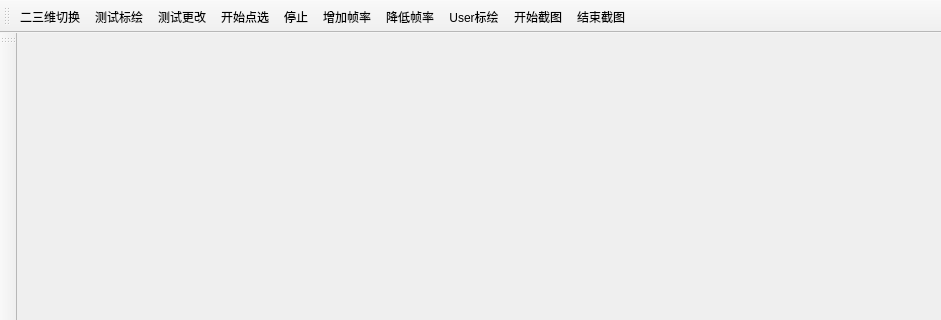
This is LoadMap/mainwindow.ui in MJYCo-Ltd/Map as Qt 5 draws it before an edit; both pictures show x 0 to 941 and y 0 to 320 of the 941 by 462 pixel window. The edited form follows.
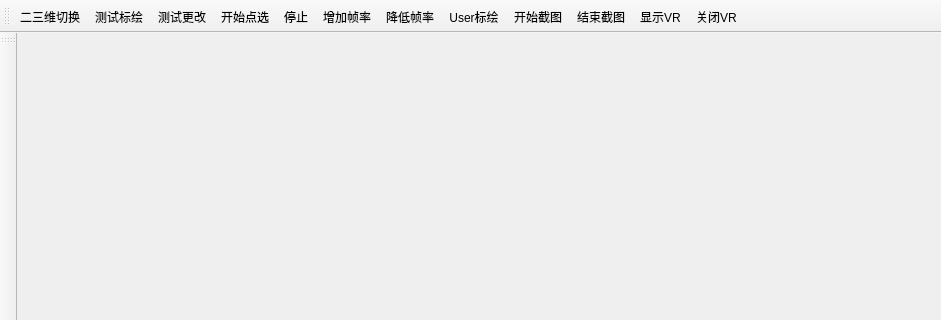
This is the edited form.

Commit message: 增加VR显示接口

```diff
--- a/LoadMap/mainwindow.ui
+++ b/LoadMap/mainwindow.ui
@@ -41,6 +41,8 @@
    <addaction name="action12"/>
    <addaction name="BeginCapture"/>
    <addaction name="endCapture"/>
+   <addaction name="action_OpenVR"/>
+   <addaction name="action_CloseVR"/>
   </widget>
   <widget class="QStatusBar" name="statusBar"/>
   <widget class="QToolBar" name="toolBar">
@@ -110,6 +112,22 @@
     <string>结束截图</string>
    </property>
   </action>
+  <action name="action_OpenVR">
+   <property name="text">
+    <string>显示VR</string>
+   </property>
+   <property name="toolTip">
+    <string>显示VR</string>
+   </property>
+  </action>
+  <action name="action_CloseVR">
+   <property name="text">
+    <string>关闭VR</string>
+   </property>
+   <property name="toolTip">
+    <string>关闭VR</string>
+   </property>
+  </action>
  </widget>
  <layoutdefault spacing="6" margin="11"/>
  <resources/>
```
The commit also changes 12 other files.
